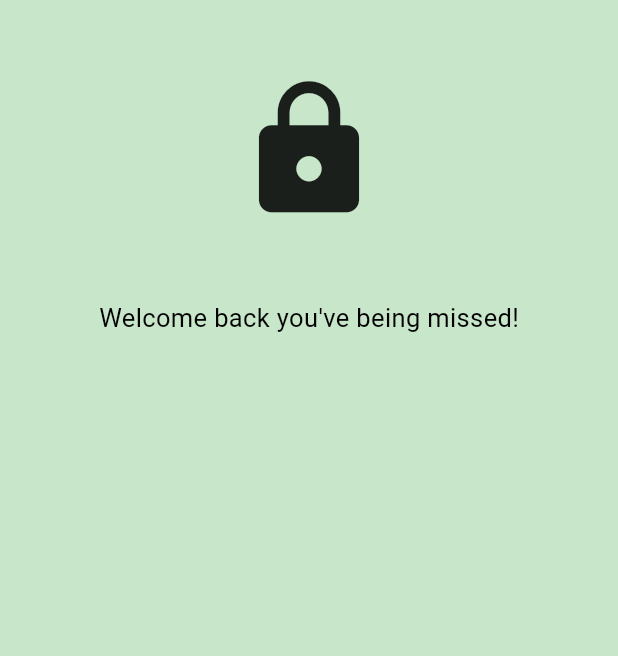
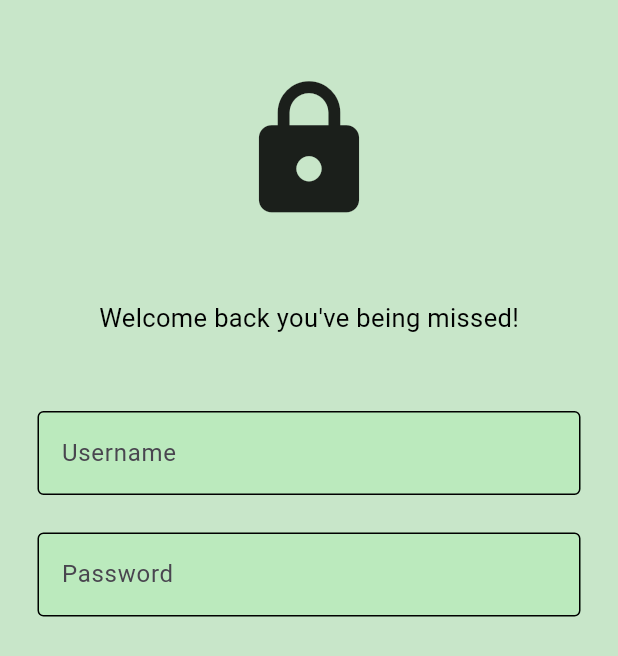
Before and after one commit to LATEEF-hub/mitch-classes, a Flutter app: the screen it shows after launch, on a phone screen of 412 x 824 dp. Shown: the top 656 px of the screen. Run offline on Flutter 3.47's test engine with Material 3 defaults, Android fonts, the phone set to English and light mode, and no system bars; our stand-ins replace fl_chart, flutter_slidable, isar; accounts and stored records are empty; generated files the repository leaves out were written again.

Commit message:
create the username and password textfield in a components

```diff
--- /dev/null
+++ b/FLUTTER REG:LOGIN/registration/lib/components/my_textfields.dart
@@ -0,0 +1,41 @@
+import 'package:flutter/material.dart';
+
+class MyTextField extends StatelessWidget {
+  final controller;
+  final bool obscureText;
+  final String hintText;
+  final String labelText;
+
+  const MyTextField({
+    super.key,
+    required this.controller,
+    required this.obscureText,
+    required this.hintText,
+    required this.labelText,
+  });
+
+  @override
+  Widget build(BuildContext context) {
+    return Padding(
+      padding: const EdgeInsets.symmetric(horizontal: 25.0),
+      child: TextField(
+        controller: controller,
+        obscureText: obscureText,
+        decoration: InputDecoration(
+          labelText: labelText,
+          enabledBorder: const OutlineInputBorder(
+            borderSide: BorderSide(
+              color: Colors.black,
+            ),
+          ),
+          focusedBorder: const OutlineInputBorder(
+            borderSide: BorderSide(color: Color.fromARGB(255, 187, 234, 189)),
+          ),
+          fillColor: const Color.fromARGB(255, 187, 234, 189),
+          filled: true,
+          hintText: hintText,
+        ),
+      ),
+    );
+  }
+}
--- a/FLUTTER REG:LOGIN/registration/lib/main.dart
+++ b/FLUTTER REG:LOGIN/registration/lib/main.dart
@@ -10,7 +10,7 @@
 
   @override
   Widget build(BuildContext context) {
-    return const MaterialApp(
+    return MaterialApp(
       debugShowCheckedModeBanner: false,
       home: LoginPage(),
     );
--- a/FLUTTER REG:LOGIN/registration/lib/pages/login_pages.dart
+++ b/FLUTTER REG:LOGIN/registration/lib/pages/login_pages.dart
@@ -1,36 +1,56 @@
 import 'package:flutter/material.dart';
+import 'package:modernlogintute/components/my_textfields.dart';
 
 class LoginPage extends StatelessWidget {
-  const LoginPage({super.key});
+  LoginPage({super.key});
+
+  //creating controls for the TEXTEDIT FIELD
+  final usernameController = TextEditingController();
+  final passwordController = TextEditingController();
 
   @override
   Widget build(BuildContext context) {
     return Scaffold(
       backgroundColor: Colors.green[100],
-      body: const SafeArea(
+      body: SafeArea(
         child: Center(
           child: Column(
             children: [
-              SizedBox(height: 50),
+              const SizedBox(height: 50),
               //App Logo
-              Icon(
+              const Icon(
                 Icons.lock,
                 size: 100,
               ),
               //Space between logo and form
-              SizedBox(
+              const SizedBox(
                 height: 50,
               ),
               //Welcome, back, you have been missed
-              Text(
+              const Text(
                 'Welcome back you\'ve being missed!',
                 style: TextStyle(color: Colors.black, fontSize: 17),
               ),
-              SizedBox(
+              const SizedBox(
+                height: 50,
+              ),
+              //Username Textfield
+              MyTextField(
+                controller: usernameController,
+                hintText: 'Username',
+                labelText: 'Username',
+                obscureText: false,
+              ),
+              const SizedBox(
                 height: 25,
-              )
-
-              //Username Textfield
+              ),
+              // password Textfield
+              MyTextField(
+                controller: passwordController,
+                hintText: 'Password',
+                obscureText: true,
+                labelText: 'Password',
+              ),
             ],
           ),
         ),
```
